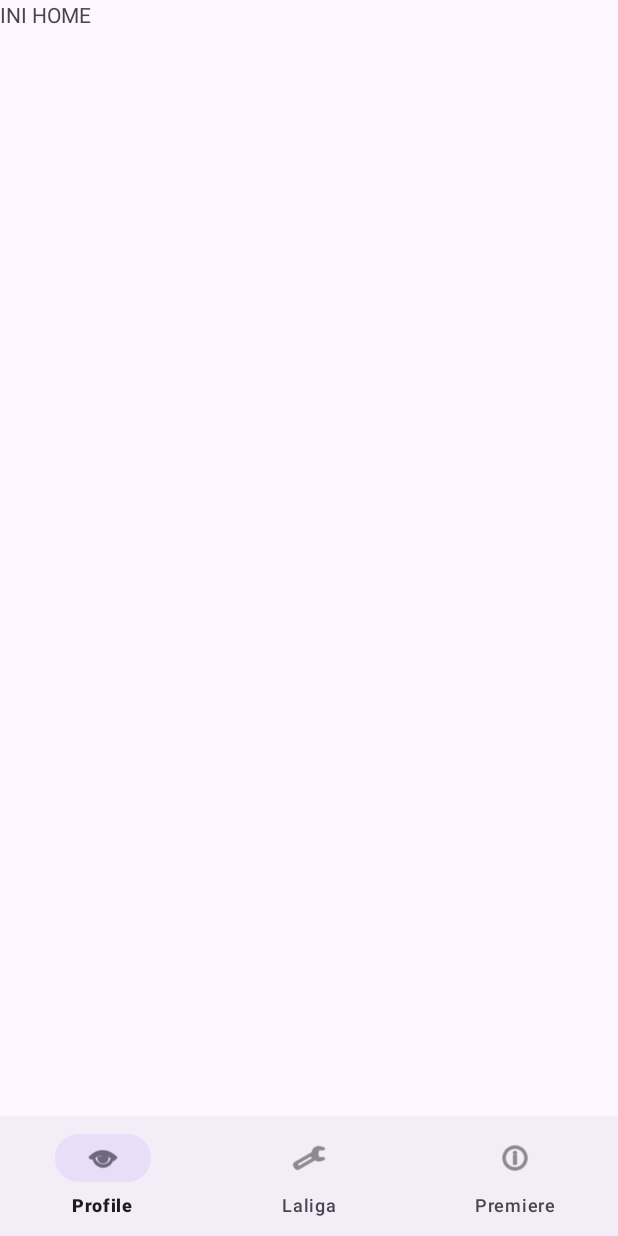
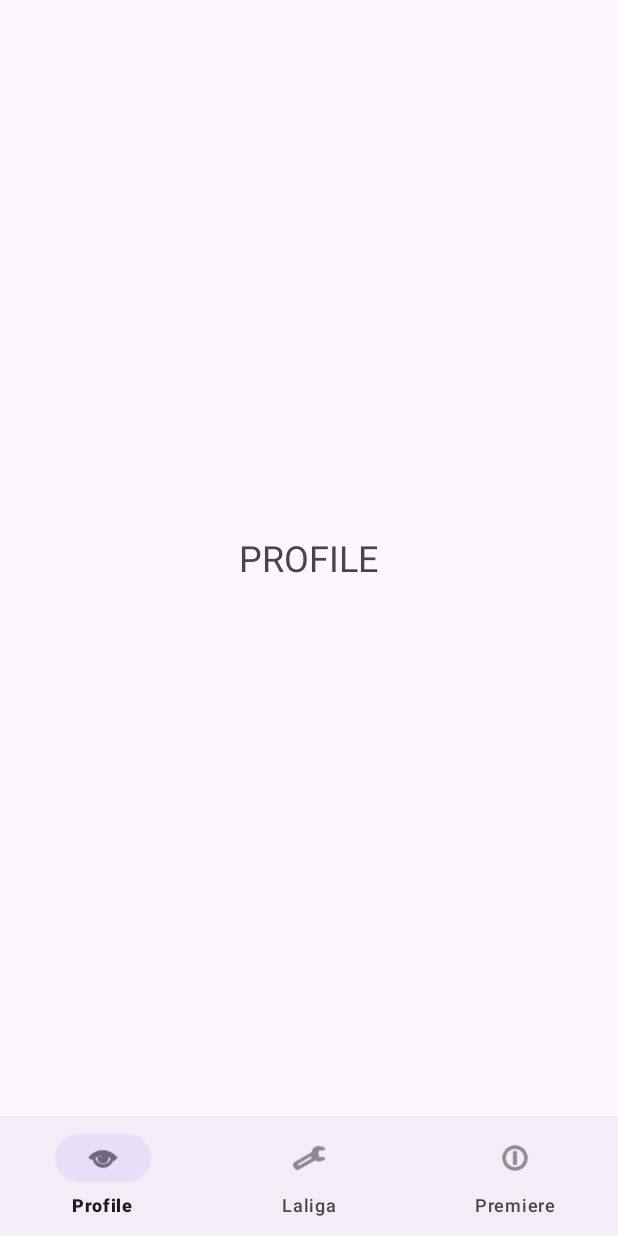
Before and after one commit to Reyhankunlah/TryOutPAS_23_3, an Android app: the screen it shows after launch (MainActivity), on a phone screen of 412 x 824 dp. Run offline under Robolectric (Android 15) with nearby library versions, the phone set to English and light mode, and no system bars.

```diff
--- a/app/build.gradle.kts
+++ b/app/build.gradle.kts
@@ -4,11 +4,11 @@ plugins {
 
 android {
     namespace = "com.example.tryoutpas_23_3"
-    compileSdk = 34
+    compileSdk = 35
 
     defaultConfig {
         applicationId = "com.example.tryoutpas_23_3"
-        minSdk = 34
+        minSdk = 26
         targetSdk = 34
         versionCode = 1
         versionName = "1.0"
--- a/app/src/main/AndroidManifest.xml
+++ b/app/src/main/AndroidManifest.xml
@@ -1,6 +1,8 @@
 <?xml version="1.0" encoding="utf-8"?>
 <manifest xmlns:android="http://schemas.android.com/apk/res/android"
     xmlns:tools="http://schemas.android.com/tools">
+
+    <uses-permission android:name="android.permission.INTERNET" />;
 
     <application
         android:allowBackup="true"
--- a/app/src/main/java/com/example/tryoutpas_23_3/FragmentProfile.java
+++ b/app/src/main/java/com/example/tryoutpas_23_3/FragmentProfile.java
@@ -4,12 +4,10 @@ import android.os.Bundle;
 import android.view.LayoutInflater;
 import android.view.View;
 import android.view.ViewGroup;
-
 import androidx.fragment.app.Fragment;
 
 public class FragmentProfile extends Fragment {
     public View onCreateView(LayoutInflater inflater, ViewGroup container, Bundle savedInstanceState) {
-        View view = inflater.inflate(R.layout.fragment_profile, container, false);
-        return view;
+        return inflater.inflate(R.layout.fragment_profile, container, false);
     }
 }
--- a/app/src/main/java/com/example/tryoutpas_23_3/MainActivity.java
+++ b/app/src/main/java/com/example/tryoutpas_23_3/MainActivity.java
@@ -1,17 +1,46 @@
 package com.example.tryoutpas_23_3;
 
 import android.os.Bundle;
-
-import androidx.activity.EdgeToEdge;
 import androidx.appcompat.app.AppCompatActivity;
+import androidx.fragment.app.Fragment;
+import com.google.android.material.bottomnavigation.BottomNavigationView;
 
 public class MainActivity extends AppCompatActivity {
+
+    BottomNavigationView bottomNavigationView;
 
     @Override
     protected void onCreate(Bundle savedInstanceState) {
         super.onCreate(savedInstanceState);
-        EdgeToEdge.enable(this);
         setContentView(R.layout.activity_main);
 
+        bottomNavigationView = findViewById(R.id.bottom_navigation);
+
+        // Tampilkan fragment default saat pertama kali
+        getSupportFragmentManager().beginTransaction()
+                .replace(R.id.frame_layout, new FragmentProfile())
+                .commit();
+
+        // Handle navigasi bottom nav
+        bottomNavigationView.setOnItemSelectedListener(item -> {
+            Fragment fragment = null;
+            int itemId = item.getItemId();
+
+            if (itemId == R.id.nav_profile) {
+                fragment = new FragmentProfile();
+            } else if (itemId == R.id.nav_laliga) {
+                fragment = new FragmentLaLiga();
+            } else if (itemId == R.id.nav_premiere) {
+                fragment = new FragmentPremiere();
+            }
+
+            if (fragment != null) {
+                getSupportFragmentManager().beginTransaction()
+                        .replace(R.id.frame_layout, fragment)
+                        .commit();
+                return true;
+            }
+            return false;
+        });
     }
 }
--- a/app/src/main/res/layout/activity_main.xml
+++ b/app/src/main/res/layout/activity_main.xml
@@ -1,23 +1,19 @@
 <?xml version="1.0" encoding="utf-8"?>
-<RelativeLayout xmlns:android="http://schemas.android.com/apk/res/android"
+<LinearLayout xmlns:android="http://schemas.android.com/apk/res/android"
     xmlns:app="http://schemas.android.com/apk/res-auto"
+    android:orientation="vertical"
     android:layout_width="match_parent"
     android:layout_height="match_parent">
 
     <FrameLayout
         android:id="@+id/frame_layout"
-        android:layout_above="@id/bottom_navigation"
         android:layout_width="match_parent"
-        android:layout_height="match_parent" />
-    <TextView
-        android:layout_width="wrap_content"
-        android:layout_height="wrap_content"
-        android:text="INI HOME" />
+        android:layout_height="0dp"
+        android:layout_weight="1" />
 
     <com.google.android.material.bottomnavigation.BottomNavigationView
         android:id="@+id/bottom_navigation"
-        android:layout_alignParentBottom="true"
         android:layout_width="match_parent"
         android:layout_height="wrap_content"
         app:menu="@menu/bottom_nav_menu" />
-</RelativeLayout>
+</LinearLayout>
```
Also changed, not shown: app/src/main/java/com/example/tryoutpas_23_3/ApiClient.java (added, +19 -0 lines), app/src/main/java/com/example/tryoutpas_23_3/ApiService.java (added, +13 -0 lines), app/src/main/java/com/example/tryoutpas_23_3/FragmentLaLiga.java (+60 -0 lines), app/src/main/java/com/example/tryoutpas_23_3/FragmentPremiere.java (+52 -0 lines), app/src/main/java/com/example/tryoutpas_23_3/Team.java (added, +16 -0 lines), app/src/main/java/com/example/tryoutpas_23_3/TeamAdapter.java (added, +63 -0 lines), app/src/main/java/com/example/tryoutpas_23_3/TeamResponse.java (added, +9 -0 lines).
